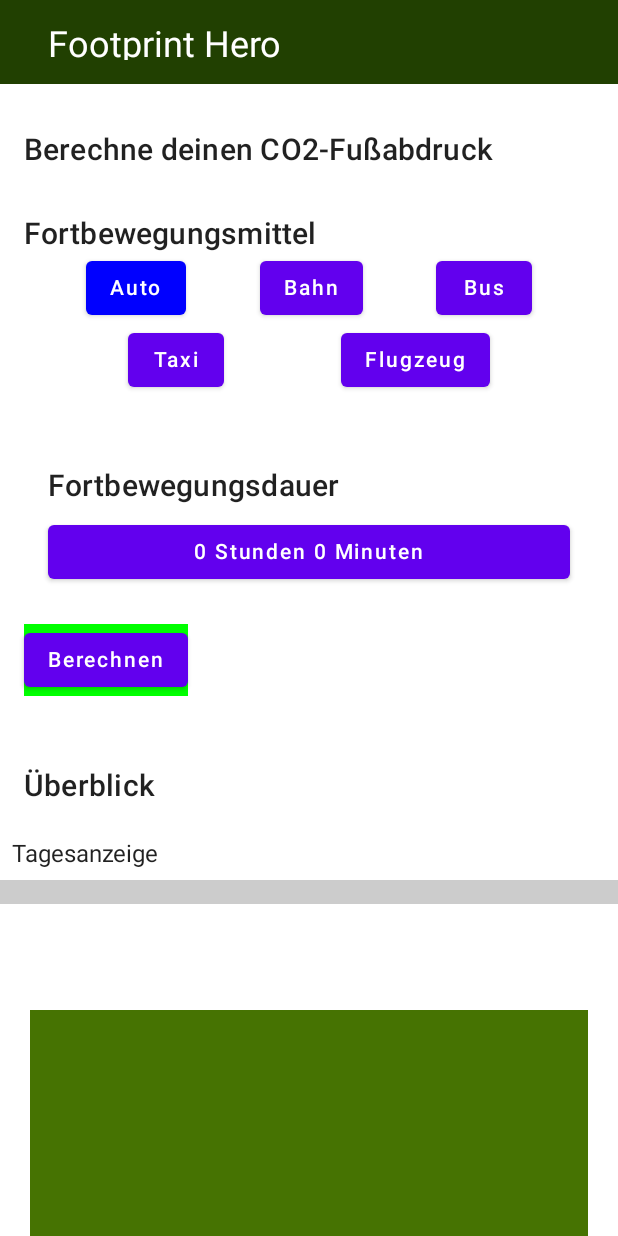
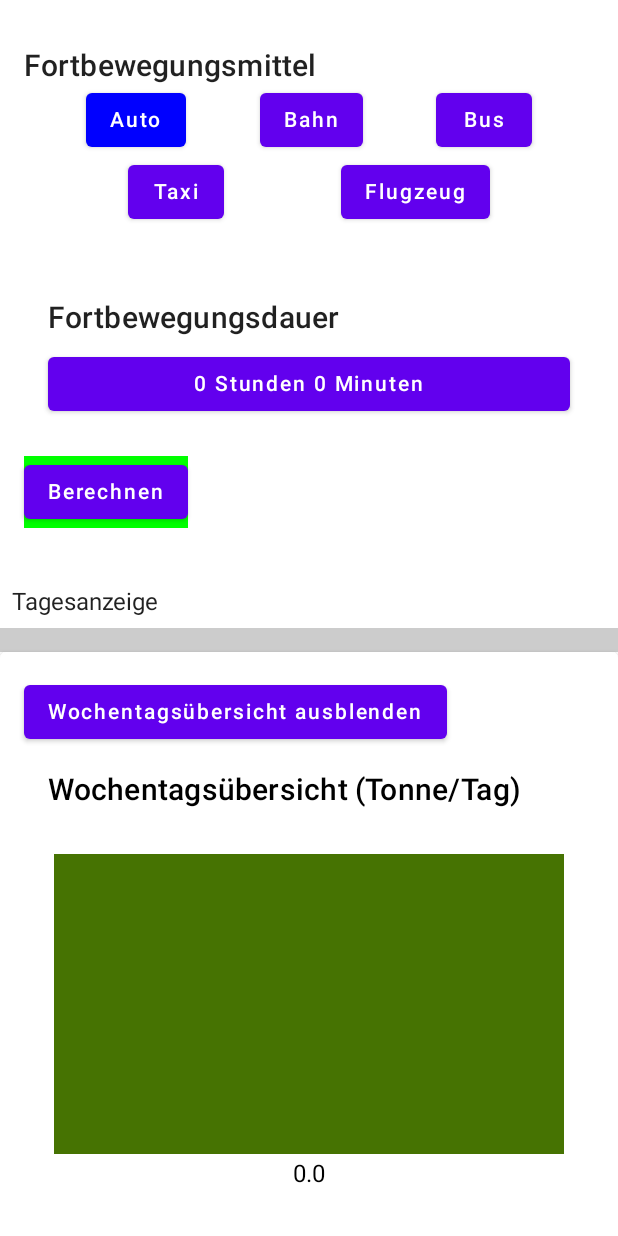
Before and after one commit to sebastiankoch10/MoCo_SS2023_Kraft_Koch_Zimmer, an Android app built with Jetpack Compose: the composable MainScreen shown on its own in the app's theme, after a tap on "Berechnen", on a phone screen of 412 x 824 dp. Run offline under Robolectric (Android 15) with nearby library versions, the phone set to English and light mode, and no system bars; our stand-ins replace Firebase (no records; nobody signed in at launch, a user with empty details on screens opened directly).

Commit message:
Composable Anpassungen + Logik für Weely/Monthly-Overview

```diff
--- a/app/src/main/java/com/example/prototype_footprinthero/activity/MainActivity.kt
+++ b/app/src/main/java/com/example/prototype_footprinthero/activity/MainActivity.kt
@@ -31,7 +31,6 @@ class MainActivity : ComponentActivity() {
                     LoginScreen(viewModel = viewModel, onLoginClicked = { username, password ->
                         val isValid = viewModel.performLogin(username, password)
                         if (isValid) {
-                            // Variable isLoggedIn wird automatisch im ViewModel aktualisiert
                         }
                     })
                 }
--- a/app/src/main/java/com/example/prototype_footprinthero/model/ConsumptionData.kt
+++ b/app/src/main/java/com/example/prototype_footprinthero/model/ConsumptionData.kt
@@ -6,6 +6,8 @@ import kotlin.random.Random
 
 
 data class ConsumptionDataList(val co2Data: MutableList<ConsumptionData>) {
+
+
 
 
     fun createTestData(): ConsumptionDataList {
@@ -53,6 +55,46 @@ data class ConsumptionDataList(val co2Data: MutableList<ConsumptionData>) {
 
     }
 
+    fun aggregateToWeeks(viewModel: MainViewModel): ConsumptionDataList {
+        val aggregatedList = ConsumptionDataList(mutableListOf())
+
+        co2Data.groupBy { it.calendarWeek }.forEach { (_, dataList) ->
+            val firstData = dataList.firstOrNull { it.calendarWeek == viewModel.calendarWeek }
+            if (firstData != null) {
+                val totalValue = dataList.sumOf { it.co2.toDouble() }.toFloat()
+
+                val aggregatedData = ConsumptionData("Woche ${firstData.calendarWeek}", totalValue, firstData.calendarWeek)
+
+                aggregatedList.addConsumption(aggregatedData)
+            }
+        }
+
+        return aggregatedList
+    }
+
+    fun aggregateToMonths(viewModel: MainViewModel): ConsumptionDataList {
+        val aggregatedList = ConsumptionDataList(mutableListOf())
+
+        co2Data.groupBy { it.monthNumber }.forEach { (_, dataList) ->
+            val firstData = dataList.firstOrNull { it.monthNumber == viewModel.selectedMonth }
+            if (firstData != null) {
+                val totalValue = dataList.sumOf { it.co2.toDouble() }.toFloat()
+
+                val aggregatedData = ConsumptionData("Monat ${firstData.monthNumber}", totalValue, firstData.monthNumber)
+
+                aggregatedList.addConsumption(aggregatedData)
+            }
+        }
+
+        return aggregatedList
+    }
+
+
+
+
+
+
+
     fun map(): List<Map<String, Any>> {
         return co2Data.map { barData ->
             mapOf(
@@ -75,4 +117,16 @@ data class ConsumptionDataList(val co2Data: MutableList<ConsumptionData>) {
     }
 }
 
-data class ConsumptionData(val dayOfWeek: String, val co2: Float, val calendarWeek: Int)
+data class ConsumptionData(
+    val dayOfWeek: String,
+    val co2: Float,
+    val calendarWeek: Int,
+    val monthNumber: Int,
+    val weekNumber: Int
+) {
+    constructor(
+        dayOfWeek: String,
+        co2: Float,
+        calendarWeek: Int
+    ) : this(dayOfWeek, co2, calendarWeek, 0, 0)
+}
--- a/app/src/main/java/com/example/prototype_footprinthero/view/LoginScreen.kt
+++ b/app/src/main/java/com/example/prototype_footprinthero/view/LoginScreen.kt
@@ -1,6 +1,8 @@
 package com.example.prototype_footprinthero.view
 
+import androidx.compose.foundation.background
 import androidx.compose.foundation.layout.Arrangement
+import androidx.compose.foundation.layout.Box
 import androidx.compose.foundation.layout.Column
 import androidx.compose.foundation.layout.Spacer
 import androidx.compose.foundation.layout.fillMaxSize
@@ -11,11 +13,14 @@ import androidx.compose.material.Button
 import androidx.compose.material.MaterialTheme
 import androidx.compose.material.OutlinedTextField
 import androidx.compose.material.Text
+import androidx.compose.material.TextField
+import androidx.compose.material.TextFieldDefaults
 import androidx.compose.runtime.Composable
 import androidx.compose.runtime.mutableStateOf
 import androidx.compose.runtime.remember
 import androidx.compose.ui.Alignment
 import androidx.compose.ui.Modifier
+import androidx.compose.ui.graphics.Color
 import androidx.compose.ui.text.input.PasswordVisualTransformation
 import androidx.compose.ui.tooling.preview.Preview
 import androidx.compose.ui.unit.dp
@@ -30,7 +35,8 @@ fun LoginScreen(viewModel: MainViewModel, onLoginClicked: (String, String) -> Un
     Column(
         modifier = Modifier
             .fillMaxSize()
-            .padding(16.dp),
+            .padding(16.dp)
+            .background(Color.White),
         verticalArrangement = Arrangement.Center,
         horizontalAlignment = Alignment.CenterHorizontally
     ) {
@@ -39,25 +45,38 @@ fun LoginScreen(viewModel: MainViewModel, onLoginClicked: (String, String) -> Un
             style = MaterialTheme.typography.h4,
             modifier = Modifier.padding(bottom = 32.dp)
         )
-
-        OutlinedTextField(
+        Box(
+            modifier = Modifier
+                .fillMaxWidth()
+                .padding(bottom = 16.dp),
+            contentAlignment = Alignment.CenterStart
+        ) {
+            TextField(
                 value = usernameState.value,
                 onValueChange = { usernameState.value = it },
                 label = { Text(text = "Username") },
+                singleLine = true,
+                colors = TextFieldDefaults.textFieldColors(backgroundColor = Color.White),
                 modifier = Modifier.fillMaxWidth()
             )
+        }
 
-        Spacer(modifier = Modifier.height(16.dp))
-
-        OutlinedTextField(
+        Box(
+            modifier = Modifier
+                .fillMaxWidth()
+                .padding(bottom = 16.dp),
+            contentAlignment = Alignment.CenterStart
+        ) {
+            TextField(
                 value = passwordState.value,
                 onValueChange = { passwordState.value = it },
                 label = { Text(text = "Password") },
                 visualTransformation = PasswordVisualTransformation(),
+                singleLine = true,
+                colors = TextFieldDefaults.textFieldColors(backgroundColor = Color.White),
                 modifier = Modifier.fillMaxWidth()
             )
-
-        Spacer(modifier = Modifier.height(16.dp))
+        }
 
         Button(
             onClick = {
@@ -75,6 +94,8 @@ fun LoginScreen(viewModel: MainViewModel, onLoginClicked: (String, String) -> Un
     }
 }
 
+
+
 @Preview(showBackground = true)
 @Composable
 fun LoginScreenPreview() {
--- a/app/src/main/java/com/example/prototype_footprinthero/view/MainScreen.kt
+++ b/app/src/main/java/com/example/prototype_footprinthero/view/MainScreen.kt
@@ -4,16 +4,22 @@ import androidx.compose.foundation.layout.Column
 import androidx.compose.foundation.layout.Row
 import androidx.compose.foundation.layout.Spacer
 import androidx.compose.foundation.layout.fillMaxSize
+import androidx.compose.foundation.layout.fillMaxWidth
 import androidx.compose.foundation.layout.height
 import androidx.compose.foundation.layout.padding
 import androidx.compose.foundation.rememberScrollState
 import androidx.compose.foundation.verticalScroll
 import androidx.compose.material.Button
+import androidx.compose.material.Card
 import androidx.compose.material.MaterialTheme
 import androidx.compose.material.Scaffold
 import androidx.compose.material.Text
 import androidx.compose.material.TopAppBar
 import androidx.compose.runtime.Composable
+import androidx.compose.runtime.getValue
+import androidx.compose.runtime.mutableStateOf
+import androidx.compose.runtime.remember
+import androidx.compose.runtime.setValue
 import androidx.compose.ui.Alignment
 import androidx.compose.ui.Modifier
 import androidx.compose.ui.graphics.Color
@@ -30,20 +36,13 @@ import com.example.prototype_footprinthero.viewmodel.MainViewModel
 
 @Composable
 fun MainScreen(viewModel: MainViewModel) {
+    var isWeekdayOverviewExpanded by remember { mutableStateOf(true) }
+    var isWeeklyOverviewExpanded by remember { mutableStateOf(true) }
+    var isMonthlyOverviewExpanded by remember { mutableStateOf(true) }
+
     Scaffold(
         topBar = {
-            TopAppBar(
-                title = {
-                    Text(
-                        text = "Footprint Hero",
-                        style = MaterialTheme.typography.h5,
-                        color = Color.White,
-                        modifier = Modifier.padding(16.dp)
-                    )
-                },
-                backgroundColor = Color(0xFF214001),
-                elevation = 0.dp
-            )
+            // Leer lassen, um die TopAppBar zu entfernen
         }
     ) { innerPadding ->
         Column(
@@ -54,12 +53,6 @@ fun MainScreen(viewModel: MainViewModel) {
                 .background(Color.White)
         ) {
             Spacer(modifier = Modifier.height(16.dp))
-
-            Text(
-                text = "Berechne deinen CO2-Fußabdruck",
-                style = MaterialTheme.typography.h6,
-                modifier = Modifier.padding(16.dp)
-            )
 
             TransportationButtonsView(
                 vehicles = viewModel.vehicles,
@@ -91,19 +84,78 @@ fun MainScreen(viewModel: MainViewModel) {
 
             Spacer(modifier = Modifier.height(16.dp))
 
-            Text(
-                text = "Überblick",
-                style = MaterialTheme.typography.h6,
-                modifier = Modifier.padding(16.dp)
-            )
+            DayView(viewModel)
 
-            DayView(viewModel)
-            WeekdayOverview(viewModel)
-            WeeklyOverview(viewModel)
-            MonthlyOverview(viewModel)
+            Card(
+                modifier = Modifier.fillMaxWidth(),
+                elevation = 4.dp
+            ) {
+                Column(
+                    modifier = Modifier.padding(16.dp),
+                    horizontalAlignment = Alignment.Start
+                ) {
+                    Button(
+                        onClick = { isWeekdayOverviewExpanded = !isWeekdayOverviewExpanded }
+                    ) {
+                        Text(
+                            text = if (isWeekdayOverviewExpanded) "Wochentagsübersicht ausblenden" else "Wochentagsübersicht anzeigen"
+                        )
+                    }
+
+                    if (isWeekdayOverviewExpanded) {
+                        WeekdayOverview(viewModel)
+                    }
+                }
+            }
+
+            Card(
+                modifier = Modifier.fillMaxWidth(),
+                elevation = 4.dp
+            ) {
+                Column(
+                    modifier = Modifier.padding(16.dp),
+                    horizontalAlignment = Alignment.Start
+                ) {
+                    Button(
+                        onClick = { isWeeklyOverviewExpanded = !isWeeklyOverviewExpanded }
+                    ) {
+                        Text(
+                            text = if (isWeeklyOverviewExpanded) "Wochenübersicht ausblenden" else "Wochenübersicht anzeigen"
+                        )
+                    }
+
+                    if (isWeeklyOverviewExpanded) {
+                        WeeklyOverview(viewModel)
+                    }
+                }
+            }
+
+            Card(
+                modifier = Modifier.fillMaxWidth(),
+                elevation = 4.dp
+            ) {
+                Column(
+                    modifier = Modifier.padding(16.dp),
+                    horizontalAlignment = Alignment.Start
+                ) {
+                    Button(
+                        onClick = { isMonthlyOverviewExpanded = !isMonthlyOverviewExpanded }
+                    ) {
+                        Text(
+                            text = if (isMonthlyOverviewExpanded) "Monatsübersicht ausblenden" else "Monatsübersicht anzeigen"
+                        )
+                    }
+
+                    if (isMonthlyOverviewExpanded) {
+                        MonthlyOverview(viewModel)
+                    }
+                }
+            }
         }
     }
 }
+
+
 
 @Preview(showBackground = true)
 @Composable
--- a/app/src/main/java/com/example/prototype_footprinthero/view/MonthlyOverviewView.kt
+++ b/app/src/main/java/com/example/prototype_footprinthero/view/MonthlyOverviewView.kt
@@ -1,9 +1,12 @@
 package com.example.prototype_footprinthero.view
 
+import android.util.Log
 import androidx.compose.foundation.background
 import androidx.compose.foundation.layout.Box
 import androidx.compose.foundation.layout.Column
+import androidx.compose.foundation.layout.Row
 import androidx.compose.foundation.layout.fillMaxWidth
+import androidx.compose.foundation.layout.height
 import androidx.compose.foundation.layout.padding
 import androidx.compose.material.DropdownMenu
 import androidx.compose.material.DropdownMenuItem
@@ -24,46 +27,51 @@ import com.example.prototype_footprinthero.model.ConsumptionDataList
 
 @Composable
 fun MonthlyOverview(viewModel: MainViewModel) {
-    val co2DataList by viewModel.co2DataList.collectAsState()
-    val aggregatedDataList = co2DataList.aggregateToDaysOfThisWeek(viewModel)
+    Log.i("MonthlyOverview", "MonthlyOverview start")
+
+    val co2DataList by viewModel.co2DataList.collectAsState(ConsumptionDataList(mutableListOf()))
+    val aggregatedDataList = co2DataList.aggregateToMonths(viewModel)
     val maxValue = aggregatedDataList.maxByOrNull { it.co2 }?.co2 ?: 0f
 
-    val months = listOf(
-        "Januar", "Februar", "März", "April",
-        "Mai", "Juni", "Juli", "August",
-        "September", "Oktober", "November", "Dezember"
+    Column(Modifier.padding(16.dp)) {
+        Text(
+            text = "Monatsübersicht (Tonne/Monat)",
+            style = MaterialTheme.typography.h6,
+            color = Color.Black,
+            modifier = Modifier.padding(bottom = 8.dp)
         )
-    var selectedMonth by remember { mutableStateOf(0) }
 
-    Column(Modifier.padding(16.dp)) {
-        Text(text = "Monatsübersicht", style = MaterialTheme.typography.h6, color = Color.White)
-
+        Row(Modifier.fillMaxWidth()) {
+            aggregatedDataList.co2Data.forEach { data ->
+                Column(
+                    modifier = Modifier
+                        .weight(1f)
+                        .padding(4.dp),
+                    horizontalAlignment = Alignment.CenterHorizontally
+                ) {
+                    Text(text = "Monat ${data.monthNumber}", color = Color.White)
                     Box(
                         modifier = Modifier
                             .fillMaxWidth()
-                .background(Color(0xFFD4D93D))
+                            .height(200.dp)
+                            .background(Color(0xFF467302))
                     ) {
-            DropdownMenu(
-                expanded = false,
-                onDismissRequest = {},
-                modifier = Modifier.fillMaxWidth()
-            ) {
-                months.forEachIndexed { index, month ->
-                    DropdownMenuItem(onClick = { selectedMonth = index }) {
-                        Text(text = month, color = Color.Black)
+                        val height = (maxValue - data.co2) / maxValue * 200
+                        Box(
+                            modifier = Modifier
+                                .fillMaxWidth()
+                                .height(height.dp)
+                                .background(Color.Black)
+                        )
                     }
-                }
-            }
-            if (selectedMonth != 0) {
                     Text(
-                    text = months[selectedMonth],
-                    style = MaterialTheme.typography.body1.merge(),
+                        text = data.co2.toString(),
+                        style = MaterialTheme.typography.body1,
                         color = Color.Black,
-                    modifier = Modifier
-                        .padding(16.dp)
-                        .align(Alignment.CenterStart)
+                        modifier = Modifier.padding(top = 4.dp)
                     )
                 }
             }
         }
     }
+}
--- a/app/src/main/java/com/example/prototype_footprinthero/view/WeekdayOverviewView.kt
+++ b/app/src/main/java/com/example/prototype_footprinthero/view/WeekdayOverviewView.kt
@@ -33,7 +33,7 @@ fun WeekdayOverview(viewModel: MainViewModel) {
         Text(
             text = "Wochentagsübersicht (Tonne/Tag)",
             style = MaterialTheme.typography.h6,
-            color = Color.White, // Set text color to white
+            color = Color.Black,
             modifier = Modifier.padding(bottom = 8.dp)
         )
 
@@ -63,7 +63,7 @@ fun WeekdayOverview(viewModel: MainViewModel) {
                     Text(
                         text = data.co2.toString(),
                         style = MaterialTheme.typography.body1,
-                        color = Color.Black, // Set text color to white
+                        color = Color.Black,
                         modifier = Modifier.padding(top = 4.dp)
                     )
                 }
--- a/app/src/main/java/com/example/prototype_footprinthero/view/WeeklyOverviewView.kt
+++ b/app/src/main/java/com/example/prototype_footprinthero/view/WeeklyOverviewView.kt
@@ -1,9 +1,12 @@
 package com.example.prototype_footprinthero.view
 
+import android.util.Log
 import androidx.compose.foundation.background
 import androidx.compose.foundation.layout.Box
 import androidx.compose.foundation.layout.Column
+import androidx.compose.foundation.layout.Row
 import androidx.compose.foundation.layout.fillMaxWidth
+import androidx.compose.foundation.layout.height
 import androidx.compose.foundation.layout.padding
 import androidx.compose.material.DropdownMenu
 import androidx.compose.material.DropdownMenuItem
@@ -24,42 +27,51 @@ import com.example.prototype_footprinthero.model.ConsumptionDataList
 
 @Composable
 fun WeeklyOverview(viewModel: MainViewModel) {
-    val co2DataList by viewModel.co2DataList.collectAsState()
-    val aggregatedDataList = co2DataList.aggregateToDaysOfThisWeek(viewModel)
+    Log.i("WeeklyOverview", "WeeklyOverview start")
+
+    val co2DataList by viewModel.co2DataList.collectAsState(ConsumptionDataList(mutableListOf()))
+    val aggregatedDataList = co2DataList.aggregateToWeeks(viewModel)
     val maxValue = aggregatedDataList.maxByOrNull { it.co2 }?.co2 ?: 0f
 
-    val weeks = (1..52).toList()
-    var selectedWeek by remember { mutableStateOf(0) }
+    Column(Modifier.padding(16.dp)) {
+        Text(
+            text = "Wochenübersicht (Tonne/Woche)",
+            style = MaterialTheme.typography.h6,
+            color = Color.Black,
+            modifier = Modifier.padding(bottom = 8.dp)
+        )
 
-    Column(Modifier.padding(16.dp)) {
-        Text(text = "Wochenübersicht", style = MaterialTheme.typography.h6, color = Color.White)
-
+        Row(Modifier.fillMaxWidth()) {
+            aggregatedDataList.co2Data.forEach { data ->
+                Column(
+                    modifier = Modifier
+                        .weight(1f)
+                        .padding(4.dp),
+                    horizontalAlignment = Alignment.CenterHorizontally
+                ) {
+                    Text(text = "Woche ${data.weekNumber}", color = Color.White)
                     Box(
                         modifier = Modifier
                             .fillMaxWidth()
-                .background(Color(0xFFD4D93D))
+                            .height(200.dp)
+                            .background(Color(0xFF467302))
                     ) {
-            DropdownMenu(
-                expanded = false,
-                onDismissRequest = {},
-                modifier = Modifier.fillMaxWidth()
-            ) {
-                weeks.forEach { week ->
-                    DropdownMenuItem(onClick = { selectedWeek = week }) {
-                        Text(text = "KW $week", color = Color.Black)
+                        val height = (maxValue - data.co2) / maxValue * 200
+                        Box(
+                            modifier = Modifier
+                                .fillMaxWidth()
+                                .height(height.dp)
+                                .background(Color.Black)
+                        )
                     }
-                }
-            }
-            if (selectedWeek != 0) {
                     Text(
-                    text = "KW $selectedWeek",
-                    style = MaterialTheme.typography.body1.merge(),
+                        text = data.co2.toString(),
+                        style = MaterialTheme.typography.body1,
                         color = Color.Black,
-                    modifier = Modifier
-                        .padding(16.dp)
-                        .align(Alignment.CenterStart)
+                        modifier = Modifier.padding(top = 4.dp)
                     )
                 }
             }
         }
     }
+}
--- a/app/src/main/java/com/example/prototype_footprinthero/viewmodel/MainViewModel.kt
+++ b/app/src/main/java/com/example/prototype_footprinthero/viewmodel/MainViewModel.kt
@@ -18,6 +18,7 @@ import java.util.Locale
 class MainViewModel : ViewModel() {
     private val firestoreDatabase = FirestoreDatabase()
 
+    var selectedMonth: Int by mutableStateOf(0)
     var isLoggedIn: Boolean by mutableStateOf(false)
         private set
 
@@ -30,11 +31,7 @@ class MainViewModel : ViewModel() {
 
 
     private fun checkCredentials(username: String, password: String): Boolean {
-        // Hier implementierst du die tatsächliche Anmeldeüberprüfungslogik.
-        // Vergleiche die eingegebenen Anmeldeinformationen mit gespeicherten Benutzerdaten
-        // und gib true zurück, wenn die Überprüfung erfolgreich ist, andernfalls false.
 
-        // Zum Beispiel:
         val validUsername = "abc"
         val validPassword = "def"
 
```
Lines whose indentation alone changed are shown as unchanged.
